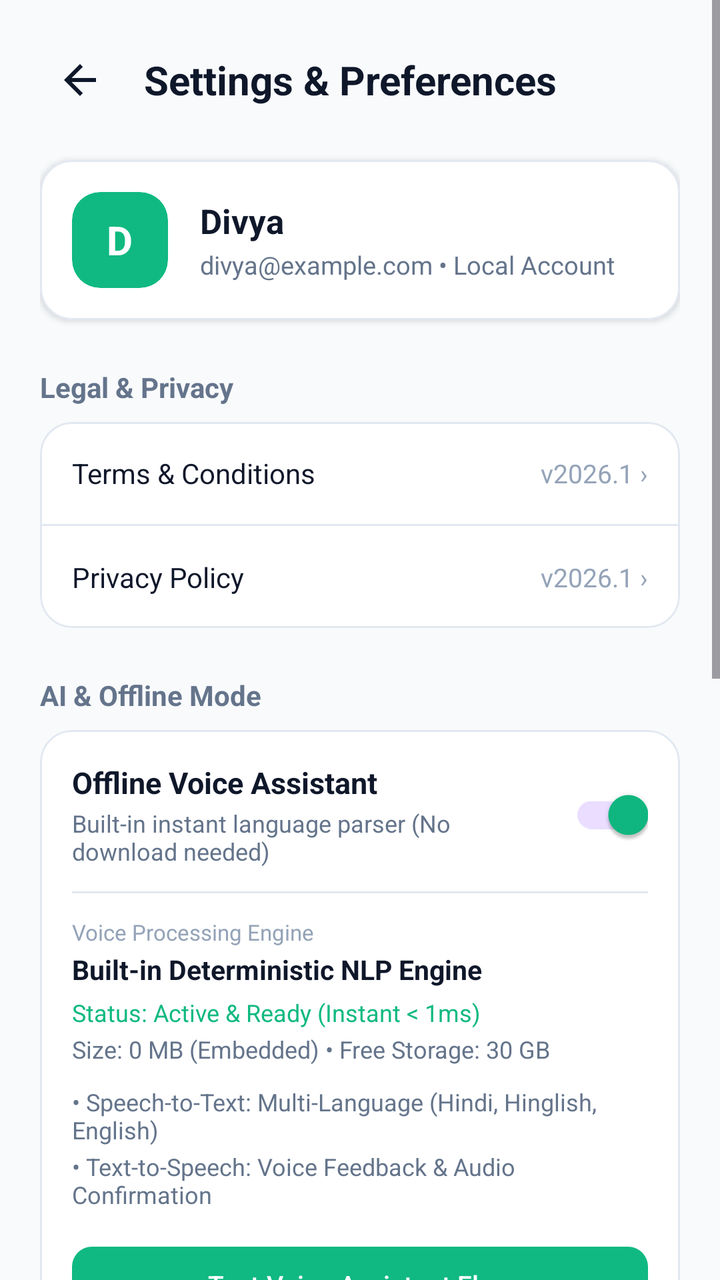
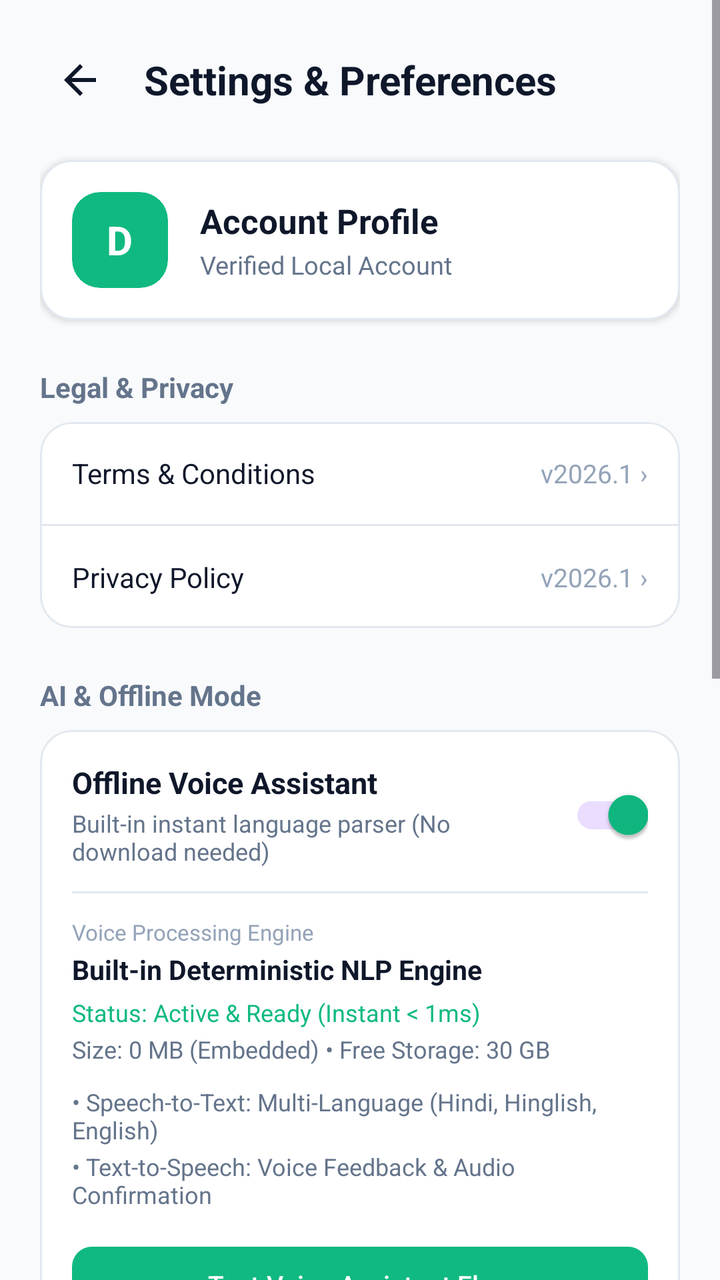

Screens rendered from an Android XML layout before and after an edit, with the pre-edit source and the edit as a unified diff.
<!-- AndroidManifest.xml: application theme Theme.SmartExpensesTracker -->
<!-- res/layout/activity_settings.xml -->
<?xml version="1.0" encoding="utf-8"?>
<ScrollView xmlns:android="http://schemas.android.com/apk/res/android"
    xmlns:app="http://schemas.android.com/apk/res-auto"
    android:layout_width="match_parent"
    android:layout_height="match_parent"
    android:fillViewport="true"
    android:background="@color/bg_main">

    <LinearLayout
        android:layout_width="match_parent"
        android:layout_height="wrap_content"
        android:orientation="vertical"
        android:padding="20dp">

        
        <LinearLayout
            android:layout_width="match_parent"
            android:layout_height="wrap_content"
            android:gravity="center_vertical"
            android:orientation="horizontal">

            <ImageButton
                android:id="@+id/btnBack"
                android:layout_width="40dp"
                android:layout_height="40dp"
                android:background="?attr/selectableItemBackgroundBorderless"
                android:src="@drawable/ic_back"
                app:tint="@color/text_primary"
                android:contentDescription="Back" />

            <TextView
                android:layout_width="wrap_content"
                android:layout_height="wrap_content"
                android:layout_marginStart="12dp"
                android:text="Settings &amp; Preferences"
                android:textColor="@color/text_primary"
                android:textSize="20sp"
                android:textStyle="bold" />
        </LinearLayout>

        
        <com.google.android.material.card.MaterialCardView
            android:layout_width="match_parent"
            android:layout_height="wrap_content"
            android:layout_marginTop="20dp"
            app:cardBackgroundColor="@color/bg_card"
            app:cardCornerRadius="16dp"
            app:cardElevation="2dp"
            app:strokeWidth="1dp"
            app:strokeColor="@color/border_light">

            <LinearLayout
                android:layout_width="match_parent"
                android:layout_height="wrap_content"
                android:gravity="center_vertical"
                android:orientation="horizontal"
                android:padding="16dp">

                <com.google.android.material.card.MaterialCardView
                    android:layout_width="48dp"
                    android:layout_height="48dp"
                    app:cardCornerRadius="14dp"
                    app:cardBackgroundColor="@color/brand_primary"
                    app:strokeWidth="0dp">

                    <TextView
                        android:id="@+id/tvAvatarInitials"
                        android:layout_width="wrap_content"
                        android:layout_height="wrap_content"
                        android:layout_gravity="center"
                        android:text="D"
                        android:textColor="@color/text_on_primary"
                        android:textSize="20sp"
                        android:textStyle="bold" />
                </com.google.android.material.card.MaterialCardView>

                <LinearLayout
                    android:layout_width="0dp"
                    android:layout_height="wrap_content"
                    android:layout_marginStart="16dp"
                    android:layout_weight="1"
                    android:orientation="vertical">

                    <TextView
                        android:id="@+id/tvUserName"
                        android:layout_width="wrap_content"
                        android:layout_height="wrap_content"
                        android:text="Divya"
                        android:textColor="@color/text_primary"
                        android:textSize="17sp"
                        android:textStyle="bold" />

                    <TextView
                        android:id="@+id/tvUserEmail"
                        android:layout_width="wrap_content"
                        android:layout_height="wrap_content"
                        android:layout_marginTop="2dp"
                        android:text="divya@example.com • Local Account"
                        android:textColor="@color/text_secondary"
                        android:textSize="12.5sp" />
                </LinearLayout>
            </LinearLayout>
        </com.google.android.material.card.MaterialCardView>

        
        <TextView
            android:layout_width="wrap_content"
            android:layout_height="wrap_content"
            android:layout_marginTop="24dp"
            android:text="Legal &amp; Privacy"
            android:textStyle="bold"
            android:textSize="14sp"
            android:textColor="@color/text_secondary" />

        <com.google.android.material.card.MaterialCardView
            android:layout_width="match_parent"
            android:layout_height="wrap_content"
            android:layout_marginTop="8dp"
            app:cardBackgroundColor="@color/bg_card"
            app:cardCornerRadius="16dp"
            app:cardElevation="1dp"
            app:strokeWidth="1dp"
            app:strokeColor="@color/border_light">

            <LinearLayout
                android:layout_width="match_parent"
                android:layout_height="wrap_content"
                android:orientation="vertical">

                
                <LinearLayout
                    android:id="@+id/layoutTerms"
                    android:layout_width="match_parent"
                    android:layout_height="wrap_content"
                    android:orientation="horizontal"
                    android:gravity="center_vertical"
                    android:padding="16dp"
                    android:background="?attr/selectableItemBackground">

                    <TextView
                        android:layout_width="0dp"
                        android:layout_height="wrap_content"
                        android:layout_weight="1"
                        android:text="Terms &amp; Conditions"
                        android:textColor="@color/text_primary"
                        android:textSize="14sp" />

                    <TextView
                        android:layout_width="wrap_content"
                        android:layout_height="wrap_content"
                        android:text="v2026.1 ›"
                        android:textColor="@color/text_tertiary"
                        android:textSize="13sp" />
                </LinearLayout>

                <View
                    android:layout_width="match_parent"
                    android:layout_height="1dp"
                    android:background="@color/border_light" />

                
                <LinearLayout
                    android:id="@+id/layoutPrivacy"
                    android:layout_width="match_parent"
                    android:layout_height="wrap_content"
                    android:orientation="horizontal"
                    android:gravity="center_vertical"
                    android:padding="16dp"
                    android:background="?attr/selectableItemBackground">

                    <TextView
                        android:layout_width="0dp"
                        android:layout_height="wrap_content"
                        android:layout_weight="1"
                        android:text="Privacy Policy"
                        android:textColor="@color/text_primary"
                        android:textSize="14sp" />

                    <TextView
                        android:layout_width="wrap_content"
                        android:layout_height="wrap_content"
                        android:text="v2026.1 ›"
                        android:textColor="@color/text_tertiary"
                        android:textSize="13sp" />
                </LinearLayout>

            </LinearLayout>
        </com.google.android.material.card.MaterialCardView>

        
        <TextView
            android:layout_width="wrap_content"
            android:layout_height="wrap_content"
            android:layout_marginTop="24dp"
            android:text="AI &amp; Offline Mode"
            android:textStyle="bold"
            android:textSize="14sp"
            android:textColor="@color/text_secondary" />

        <com.google.android.material.card.MaterialCardView
            android:layout_width="match_parent"
            android:layout_height="wrap_content"
            android:layout_marginTop="8dp"
            app:cardBackgroundColor="@color/bg_card"
            app:cardCornerRadius="16dp"
            app:cardElevation="1dp"
            app:strokeWidth="1dp"
            app:strokeColor="@color/border_light">

            <LinearLayout
                android:layout_width="match_parent"
                android:layout_height="wrap_content"
                android:orientation="vertical"
                android:padding="16dp">

                
                <LinearLayout
                    android:layout_width="match_parent"
                    android:layout_height="wrap_content"
                    android:gravity="center_vertical"
                    android:orientation="horizontal">

                    <LinearLayout
                        android:layout_width="0dp"
                        android:layout_height="wrap_content"
                        android:layout_weight="1"
                        android:orientation="vertical">

                        <TextView
                            android:layout_width="wrap_content"
                            android:layout_height="wrap_content"
                            android:text="Offline Voice Assistant"
                            android:textColor="@color/text_primary"
                            android:textSize="15sp"
                            android:textStyle="bold" />

                        <TextView
                            android:layout_width="wrap_content"
                            android:layout_height="wrap_content"
                            android:layout_marginTop="2dp"
                            android:text="Built-in instant language parser (No download needed)"
                            android:textColor="@color/text_secondary"
                            android:textSize="12sp" />
                    </LinearLayout>

                    <com.google.android.material.switchmaterial.SwitchMaterial
                        android:id="@+id/switchLocalAi"
                        android:layout_width="wrap_content"
                        android:layout_height="wrap_content"
                        android:checked="true" />
                </LinearLayout>

                <View
                    android:layout_width="match_parent"
                    android:layout_height="1dp"
                    android:layout_marginVertical="12dp"
                    android:background="@color/border_light" />

                
                <TextView
                    android:layout_width="wrap_content"
                    android:layout_height="wrap_content"
                    android:text="Voice Processing Engine"
                    android:textColor="@color/text_tertiary"
                    android:textSize="11sp" />

                <TextView
                    android:id="@+id/tvModelName"
                    android:layout_width="wrap_content"
                    android:layout_height="wrap_content"
                    android:layout_marginTop="2dp"
                    android:text="Built-in Deterministic NLP Engine"
                    android:textColor="@color/text_primary"
                    android:textSize="13.5sp"
                    android:textStyle="bold" />

                <TextView
                    android:id="@+id/tvModelStatusBadge"
                    android:layout_width="wrap_content"
                    android:layout_height="wrap_content"
                    android:layout_marginTop="4dp"
                    android:text="Status: Active &amp; Ready (Instant &lt; 1ms)"
                    android:textColor="@color/brand_primary"
                    android:textSize="12sp" />

                <TextView
                    android:id="@+id/tvModelStorageInfo"
                    android:layout_width="wrap_content"
                    android:layout_height="wrap_content"
                    android:layout_marginTop="2dp"
                    android:text="Size: 0 MB (Embedded) • Free Storage: 30 GB"
                    android:textColor="@color/text_secondary"
                    android:textSize="12sp" />

                
                <LinearLayout
                    android:layout_width="match_parent"
                    android:layout_height="wrap_content"
                    android:layout_marginTop="10dp"
                    android:orientation="vertical">

                    <TextView
                        android:id="@+id/tvSttStatus"
                        android:layout_width="wrap_content"
                        android:layout_height="wrap_content"
                        android:text="• Speech-to-Text: Multi-Language (Hindi, Hinglish, English)"
                        android:textColor="@color/text_secondary"
                        android:textSize="12sp" />

                    <TextView
                        android:id="@+id/tvTtsStatus"
                        android:layout_width="wrap_content"
                        android:layout_height="wrap_content"
                        android:layout_marginTop="2dp"
                        android:text="• Text-to-Speech: Voice Feedback &amp; Audio Confirmation"
                        android:textColor="@color/text_secondary"
                        android:textSize="12sp" />
                </LinearLayout>

                <com.google.android.material.button.MaterialButton
                    android:id="@+id/btnTestOfflineAi"
                    android:layout_width="match_parent"
                    android:layout_height="46dp"
                    android:layout_marginTop="14dp"
                    android:text="Test Voice Assistant Flow"
                    android:textAllCaps="false"
                    android:textColor="@color/text_on_primary"
                    android:textSize="13sp"
                    app:backgroundTint="@color/brand_primary"
                    app:cornerRadius="10dp" />
            </LinearLayout>
        </com.google.android.material.card.MaterialCardView>

        
        <TextView
            android:layout_width="wrap_content"
            android:layout_height="wrap_content"
            android:layout_marginTop="24dp"
            android:text="System &amp; Architecture"
            android:textStyle="bold"
            android:textSize="14sp"
            android:textColor="@color/text_secondary" />

        <com.google.android.material.card.MaterialCardView
            android:layout_width="match_parent"
            android:layout_height="wrap_content"
            android:layout_marginTop="8dp"
            app:cardBackgroundColor="@color/bg_card"
            app:cardCornerRadius="16dp"
            app:cardElevation="1dp"
            app:strokeWidth="1dp"
            app:strokeColor="@color/border_light">

            <LinearLayout
                android:layout_width="match_parent"
                android:layout_height="wrap_content"
                android:orientation="vertical"
                android:padding="16dp">

                <TextView
                    android:layout_width="wrap_content"
                    android:layout_height="wrap_content"
                    android:text="Storage &amp; Integrity Guarantee"
                    android:textColor="@color/text_primary"
                    android:textSize="14sp"
                    android:textStyle="bold" />

                <TextView
                    android:layout_width="wrap_content"
                    android:layout_height="wrap_content"
                    android:layout_marginTop="6dp"
                    android:text="• Local Engine: Room with SQLite (Offline-First)\n• Financial Units: 64-bit integer minor units (paise)\n• Language Policy: 100% Pure Java &amp; XML (Zero Kotlin)\n• Security: Isolated Sandbox Storage"
                    android:textColor="@color/text_secondary"
                    android:lineSpacingExtra="3dp"
                    android:textSize="12.5sp" />
            </LinearLayout>
        </com.google.android.material.card.MaterialCardView>

        
        <TextView
            android:layout_width="wrap_content"
            android:layout_height="wrap_content"
            android:layout_marginTop="24dp"
            android:text="Share Application"
            android:textStyle="bold"
            android:textSize="14sp"
            android:textColor="@color/text_secondary" />

        <com.google.android.material.card.MaterialCardView
            android:layout_width="match_parent"
            android:layout_height="wrap_content"
            android:layout_marginTop="8dp"
            app:cardBackgroundColor="@color/bg_card"
            app:cardCornerRadius="16dp"
            app:cardElevation="1dp"
            app:strokeWidth="1dp"
            app:strokeColor="@color/border_light">

            <LinearLayout
                android:layout_width="match_parent"
                android:layout_height="wrap_content"
                android:orientation="vertical"
                android:padding="16dp">

                <TextView
                    android:layout_width="wrap_content"
                    android:layout_height="wrap_content"
                    android:text="Share APK File"
                    android:textColor="@color/text_primary"
                    android:textSize="15sp"
                    android:textStyle="bold" />

                <TextView
                    android:layout_width="wrap_content"
                    android:layout_height="wrap_content"
                    android:layout_marginTop="4dp"
                    android:text="Send the complete installed app APK file directly via WhatsApp, Bluetooth, or any sharing app."
                    android:textColor="@color/text_secondary"
                    android:textSize="12.5sp" />

                <com.google.android.material.button.MaterialButton
                    android:id="@+id/btnShareApk"
                    android:layout_width="match_parent"
                    android:layout_height="48dp"
                    android:layout_marginTop="14dp"
                    android:text="Share APK via WhatsApp"
                    android:textAllCaps="false"
                    android:textColor="@color/text_on_primary"
                    android:textSize="14sp"
                    android:textStyle="bold"
                    app:backgroundTint="#25D366"
                    app:cornerRadius="10dp"
                    app:icon="@drawable/ic_share"
                    app:iconGravity="textStart"
                    app:iconTint="@color/text_on_primary" />
            </LinearLayout>
        </com.google.android.material.card.MaterialCardView>

        
        <com.google.android.material.button.MaterialButton
            android:id="@+id/btnLogout"
            android:layout_width="match_parent"
            android:layout_height="52dp"
            android:layout_marginTop="32dp"
            android:layout_marginBottom="24dp"
            android:text="Log Out"
            android:textAllCaps="false"
            android:textColor="@color/financial_expense"
            android:textSize="15sp"
            android:textStyle="bold"
            app:backgroundTint="#FEE2E2"
            app:cornerRadius="12dp"
            app:elevation="0dp"
            app:strokeWidth="1dp"
            app:strokeColor="#FCA5A5" />

    </LinearLayout>
</ScrollView>
<!-- resources referenced by this layout -->
<resources>
  <color name="bg_card">#FFFFFF</color>
  <color name="bg_main">#F8FAFC</color>
  <color name="border_light">#E2E8F0</color>
  <color name="brand_primary">#10B981</color>
  <color name="financial_expense">#EF4444</color>
  <color name="text_on_primary">#FFFFFF</color>
  <color name="text_primary">#0F172A</color>
  <color name="text_secondary">#64748B</color>
  <color name="text_tertiary">#94A3B8</color>
  <!-- drawable ic_back (drawable) -->
  <vector xmlns:android="http://schemas.android.com/apk/res/android"
      android:width="24dp"
      android:height="24dp"
      android:viewportWidth="24"
      android:viewportHeight="24">
      <path
          android:fillColor="#FFFFFFFF"
          android:pathData="M20,11H7.83l5.59,-5.59L12,4l-8,8 8,8 1.41,-1.41L7.83,13H20v-2z"/>
  </vector>
  <!-- drawable ic_share (drawable) -->
  <vector xmlns:android="http://schemas.android.com/apk/res/android"
      android:width="24dp"
      android:height="24dp"
      android:viewportWidth="24"
      android:viewportHeight="24">
    <path
        android:fillColor="@android:color/white"
        android:pathData="M18,16.08c-0.76,0 -1.44,0.3 -1.96,0.77L8.91,12.7c0.05,-0.23 0.09,-0.46 0.09,-0.7s-0.04,-0.47 -0.09,-0.7l7.05,-4.11c0.54,0.5 1.25,0.81 2.04,0.81 1.66,0 3,-1.34 3,-3s-1.34,-3 -3,-3 -3,1.34 -3,3c0,0.24 0.04,0.47 0.09,0.7L8.04,9.81C7.5,9.31 6.79,9 6,9c-1.66,0 -3,1.34 -3,3s1.34,3 3,3c0.79,0 1.5,-0.31 2.04,-0.81l7.12,4.16c-0.05,0.21 -0.08,0.43 -0.08,0.65 0,1.61 1.31,2.92 2.92,2.92s2.92,-1.31 2.92,-2.92c0,-1.61 -1.31,-2.92 -2.92,-2.92z"/>
  </vector>
  <style name="Theme.SmartExpensesTracker" parent="Theme.Material3.Light.NoActionBar">
          <item name="colorPrimary">@color/brand_primary</item>
          <item name="colorPrimaryDark">@color/brand_primary_dark</item>
          <item name="colorAccent">@color/brand_accent</item>
          <item name="android:windowBackground">@color/bg_main</item>
          <item name="android:statusBarColor">@color/bg_main</item>
          <item name="android:windowLightStatusBar">true</item>
      </style>
  <color name="brand_primary_dark">#047857</color>
  <color name="brand_accent">#059669</color>
</resources>

<!-- the commit's change to res/layout/activity_settings.xml (unified diff, before → after) -->
@@ -85,7 +85,7 @@
                         android:id="@+id/tvUserName"
                         android:layout_width="wrap_content"
                         android:layout_height="wrap_content"
-                        android:text="Divya"
+                        android:text="Account Profile"
                         android:textColor="@color/text_primary"
                         android:textSize="17sp"
                         android:textStyle="bold" />
@@ -95,7 +95,7 @@
                         android:layout_width="wrap_content"
                         android:layout_height="wrap_content"
                         android:layout_marginTop="2dp"
-                        android:text="divya@example.com • Local Account"
+                        android:text="Verified Local Account"
                         android:textColor="@color/text_secondary"
                         android:textSize="12.5sp" />
                 </LinearLayout>
